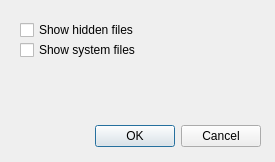
haraki/farman, file filterdialog.ui: the form before one commit.
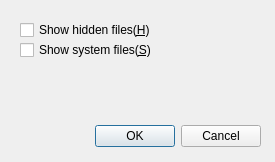
The form after the commit.

```diff
--- a/filterdialog.ui
+++ b/filterdialog.ui
@@ -42,7 +42,7 @@
     <enum>Qt::StrongFocus</enum>
    </property>
    <property name="text">
-    <string>Show hidden files</string>
+    <string>Show hidden files(&amp;H)</string>
    </property>
   </widget>
   <widget class="QCheckBox" name="showSystemCheckBox">
@@ -58,7 +58,7 @@
     <enum>Qt::StrongFocus</enum>
    </property>
    <property name="text">
-    <string>Show system files</string>
+    <string>Show system files(&amp;S)</string>
    </property>
   </widget>
  </widget>
```
